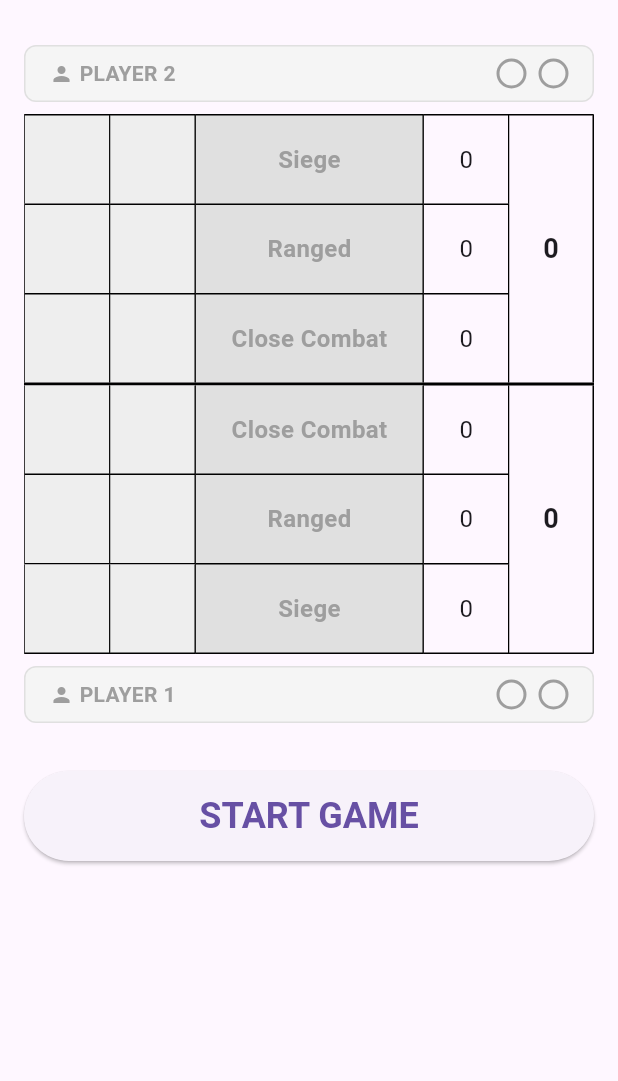
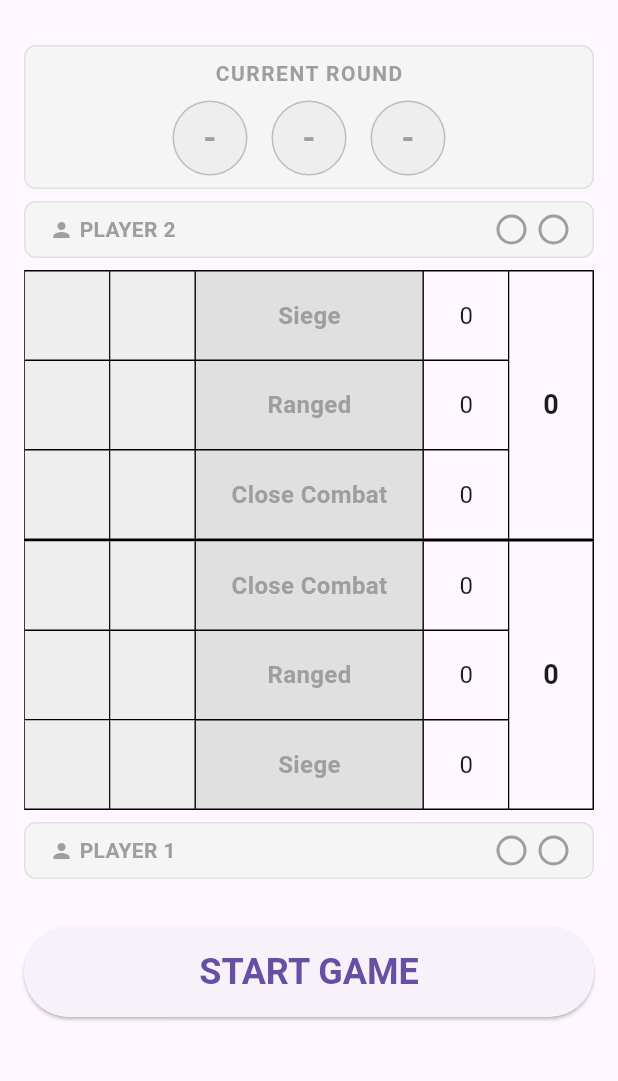
Before and after one commit to pdarote/project-high-stakes, a Flutter app: the screen it shows after launch, on a phone screen of 412 x 824 dp, the part 63-1144 px from its top. Run offline on Flutter 3.47's test engine with Material 3 defaults, Android fonts, the phone set to English and light mode, and no system bars.

Commit message:
feat: add round indicator to stay persistence

```diff
--- a/lib/components/player_health_tracker.dart
+++ b/lib/components/player_health_tracker.dart
@@ -4,12 +4,18 @@ class PlayerHealthTracker extends StatelessWidget {
   final int playerNumber;
   final bool isGameStarted;
   final int lostRounds;
+  final int? firstPlayerToPassed;
+  final int currentRound;
+  final bool hasPassed; // New parameter
 
   const PlayerHealthTracker({
     super.key,
     required this.playerNumber,
     required this.isGameStarted,
     required this.lostRounds,
+    this.firstPlayerToPassed,
+    required this.currentRound,
+    required this.hasPassed, // Add this parameter
   });
 
   @override
@@ -20,20 +26,31 @@ class PlayerHealthTracker extends StatelessWidget {
     final Color playerTextColor =
         playerNumber == 1 ? Colors.blue.shade800 : Colors.red.shade800;
 
+    // Only count officially completed rounds for health display
+    // (don't reduce health immediately when a player passes first)
+    final int totalHealthLost = lostRounds;
+
     // Player is still in the game if they haven't lost 2 rounds
-    final bool isPlaying = isGameStarted && lostRounds < 2;
+    final bool isPlaying = isGameStarted && totalHealthLost < 2;
 
     return Container(
       padding: const EdgeInsets.symmetric(vertical: 8.0, horizontal: 16.0),
       decoration: BoxDecoration(
-        color: Colors.grey.shade100,
+        color: isGameStarted && hasPassed
+            ? playerColor.shade50 // Light background color when passed
+            : Colors.grey.shade100,
         borderRadius: BorderRadius.circular(8.0),
-        border: Border.all(color: Colors.grey.shade300),
+        border: Border.all(
+          color: isGameStarted && hasPassed
+              ? playerColor.shade300 // Colored border when passed
+              : Colors.grey.shade300,
+          width: isGameStarted && hasPassed ? 2.0 : 1.0,
+        ),
       ),
       child: Row(
         mainAxisAlignment: MainAxisAlignment.spaceBetween,
         children: [
-          // Player label
+          // Player label and passed indicator
           Row(
             children: [
               Icon(
@@ -54,6 +71,28 @@ class PlayerHealthTracker extends StatelessWidget {
                       : Colors.grey,
                 ),
               ),
+              // Show "PASSED" indicator when the player has passed
+              if (isGameStarted && hasPassed)
+                Container(
+                  margin: const EdgeInsets.only(left: 8),
+                  padding: const EdgeInsets.symmetric(
+                    horizontal: 6,
+                    vertical: 2,
+                  ),
+                  decoration: BoxDecoration(
+                    color: playerColor.shade100,
+                    borderRadius: BorderRadius.circular(4),
+                    border: Border.all(color: playerColor.shade400),
+                  ),
+                  child: Text(
+                    "PASSED",
+                    style: TextStyle(
+                      fontSize: 10,
+                      fontWeight: FontWeight.bold,
+                      color: playerTextColor,
+                    ),
+                  ),
+                ),
             ],
           ),
 
@@ -62,15 +101,15 @@ class PlayerHealthTracker extends StatelessWidget {
             children: [
               _buildHealthIndicator(
                   isGameStarted
-                      ? lostRounds < 1
-                      : false, // Only filled if game started and round not lost
+                      ? totalHealthLost < 1
+                      : false, // Only filled if game started and no rounds lost
                   playerColor,
                   playerTextColor),
               const SizedBox(width: 8),
               _buildHealthIndicator(
                   isGameStarted
-                      ? lostRounds < 2
-                      : false, // Only filled if game started and round not lost
+                      ? totalHealthLost < 2
+                      : false, // Only filled if game started and less than 2 rounds lost
                   playerColor,
                   playerTextColor),
             ],
--- /dev/null
+++ b/lib/components/round_indicator.dart
@@ -0,0 +1,128 @@
+import "package:flutter/material.dart";
+
+class RoundIndicator extends StatelessWidget {
+  final int currentRound;
+  final List<int?> roundWinners;
+  final bool isGameStarted;
+
+  const RoundIndicator({
+    super.key,
+    required this.currentRound,
+    required this.roundWinners,
+    required this.isGameStarted,
+  });
+
+  @override
+  Widget build(BuildContext context) {
+    return Container(
+      padding: const EdgeInsets.symmetric(vertical: 8.0, horizontal: 8.0),
+      decoration: BoxDecoration(
+        color: Colors.grey.shade100,
+        borderRadius: BorderRadius.circular(8.0),
+        border: Border.all(color: Colors.grey.shade300),
+      ),
+      child: Column(
+        crossAxisAlignment: CrossAxisAlignment.center,
+        children: [
+          const Text(
+            "CURRENT ROUND",
+            style: TextStyle(
+              fontSize: 14,
+              fontWeight: FontWeight.bold,
+              letterSpacing: 1.0,
+              color: Colors.grey,
+            ),
+          ),
+          const SizedBox(height: 8),
+          Row(
+            mainAxisAlignment: MainAxisAlignment.center,
+            children: [
+              _buildRoundIndicator(1, currentRound == 1, roundWinners[0]),
+              const SizedBox(width: 16),
+              _buildRoundIndicator(2, currentRound == 2, roundWinners[1]),
+              const SizedBox(width: 16),
+              _buildRoundIndicator(3, currentRound == 3, roundWinners[2]),
+            ],
+          ),
+        ],
+      ),
+    );
+  }
+
+  Widget _buildRoundIndicator(int roundNumber, bool isActive, int? winner) {
+    // Use placeholders when game is not started
+    if (!isGameStarted) {
+      return _buildPlaceholderIndicator();
+    }
+
+    Color backgroundColor = Colors.grey.shade300;
+    Color textColor = Colors.grey.shade700;
+
+    if (isActive) {
+      backgroundColor = Colors.amber.shade200;
+      textColor = Colors.brown.shade800;
+    } else if (winner != null) {
+      // Round already has a winner
+      backgroundColor =
+          winner == 1 ? Colors.blue.shade100 : Colors.red.shade100;
+      textColor = winner == 1 ? Colors.blue.shade800 : Colors.red.shade800;
+    }
+
+    return Container(
+      width: 50,
+      height: 50,
+      decoration: BoxDecoration(
+        color: backgroundColor,
+        shape: BoxShape.circle,
+        border: Border.all(
+          color: isActive ? Colors.amber.shade600 : Colors.grey.shade400,
+          width: isActive ? 2.0 : 1.0,
+        ),
+        boxShadow: isActive
+            ? [
+                BoxShadow(
+                  color: Colors.amber.withOpacity(0.3),
+                  blurRadius: 5,
+                  spreadRadius: 1,
+                )
+              ]
+            : null,
+      ),
+      child: Center(
+        child: Text(
+          roundNumber.toString(),
+          style: TextStyle(
+            fontSize: 22,
+            fontWeight: FontWeight.bold,
+            color: textColor,
+          ),
+        ),
+      ),
+    );
+  }
+
+  Widget _buildPlaceholderIndicator() {
+    return Container(
+      width: 50,
+      height: 50,
+      decoration: BoxDecoration(
+        color: Colors.grey.shade200,
+        shape: BoxShape.circle,
+        border: Border.all(
+          color: Colors.grey.shade400,
+          width: 1.0,
+        ),
+      ),
+      child: Center(
+        child: Text(
+          "-",
+          style: TextStyle(
+            fontSize: 22,
+            fontWeight: FontWeight.bold,
+            color: Colors.grey.shade500,
+          ),
+        ),
+      ),
+    );
+  }
+}
--- a/lib/game/game_state.dart
+++ b/lib/game/game_state.dart
@@ -18,6 +18,7 @@ class GameState {
   ]; // null means round not decided yet
   bool player1Passed = false;
   bool player2Passed = false;
+  int? firstPlayerToPassed; // Track the first player to pass in a round
 
   // Round stats
   int roundsWonByPlayer1 = 0;
@@ -38,6 +39,7 @@ class GameState {
     roundWinners = [null, null, null];
     player1Passed = false;
     player2Passed = false;
+    firstPlayerToPassed = null;
     roundsWonByPlayer1 = 0;
     roundsWonByPlayer2 = 0;
   }
@@ -54,6 +56,7 @@ class GameState {
     roundWinners = [null, null, null];
     player1Passed = false;
     player2Passed = false;
+    firstPlayerToPassed = null;
     roundsWonByPlayer1 = 0;
     roundsWonByPlayer2 = 0;
   }
@@ -74,6 +77,7 @@ class GameState {
     roundWinners = [null, null, null];
     player1Passed = false;
     player2Passed = false;
+    firstPlayerToPassed = null;
     roundsWonByPlayer1 = 0;
     roundsWonByPlayer2 = 0;
   }
@@ -87,11 +91,23 @@ class GameState {
       player2Passed = true;
     }
 
+    // If this is the first player to pass in this round, record it
+    if (firstPlayerToPassed == null) {
+      firstPlayerToPassed = currentPlayer;
+    }
+
     // Reset the timeout flag to prevent the modal from reappearing
     isTimeout = false;
 
-    // If only one player has passed, the other player wins the round
-    return _endRound(nextPlayer); // The other player wins
+    // If both players have passed, end the round
+    if (player1Passed && player2Passed) {
+      // The first player to pass loses the round
+      return _endRound(firstPlayerToPassed == 1 ? 2 : 1);
+    }
+
+    // If only one player has passed, switch to the other player
+    switchTurn();
+    return false; // Game not over yet, continue playing
   }
 
   // End the current round with the given winner
@@ -116,6 +132,7 @@ class GameState {
     currentRound++;
     player1Passed = false;
     player2Passed = false;
+    firstPlayerToPassed = null; // Reset for the new round
     currentPlayer = winner; // Winner of the round starts the next round
     nextPlayer = winner == 1 ? 2 : 1;
 
--- a/lib/main.dart
+++ b/lib/main.dart
@@ -4,7 +4,8 @@ import "components/board_section.dart";
 import "components/timer_section.dart";
 import "components/timer_selection_dialog.dart";
 import "components/coin_flip_modal.dart";
-import "components/player_health_tracker.dart"; // New import
+import "components/player_health_tracker.dart";
+import "components/round_indicator.dart"; // New import
 import "utils/toast_notification.dart";
 import "game/game_state.dart";
 import "providers/timer_provider.dart";
@@ -209,12 +210,25 @@ class _GameBoardState extends State<GameBoard>
         child: Column(
           crossAxisAlignment: CrossAxisAlignment.stretch,
           children: [
+            // Round indicator - now always shown
+            Padding(
+              padding: const EdgeInsets.only(bottom: 8.0),
+              child: RoundIndicator(
+                currentRound: _gameState.currentRound,
+                roundWinners: _gameState.roundWinners,
+                isGameStarted: _gameState.isGameStarted,
+              ),
+            ),
+
             // Player 2 (top player) health tracker
             PlayerHealthTracker(
               playerNumber: 2,
               isGameStarted: _gameState.isGameStarted,
               lostRounds:
                   _gameState.roundWinners.where((winner) => winner == 1).length,
+              firstPlayerToPassed: _gameState.firstPlayerToPassed,
+              currentRound: _gameState.currentRound,
+              hasPassed: _gameState.player2Passed, // Add this line
             ),
             const SizedBox(height: 8),
 
@@ -232,6 +246,9 @@ class _GameBoardState extends State<GameBoard>
               isGameStarted: _gameState.isGameStarted,
               lostRounds:
                   _gameState.roundWinners.where((winner) => winner == 2).length,
+              firstPlayerToPassed: _gameState.firstPlayerToPassed,
+              currentRound: _gameState.currentRound,
+              hasPassed: _gameState.player1Passed, // Add this line
             ),
 
             const SizedBox(height: 16),
```
